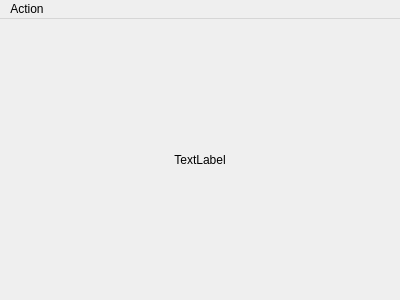
This is display/mainwindow.ui in obiwankennedy/GameVisualisationHelper as Qt 5 draws it before an edit. The edited form follows.
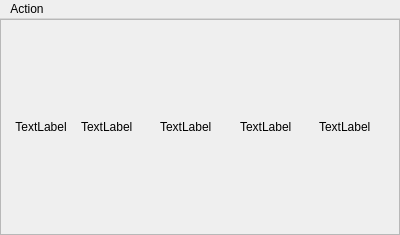
This is the edited form.

```diff
--- a/display/mainwindow.ui
+++ b/display/mainwindow.ui
@@ -7,7 +7,7 @@
     <x>0</x>
     <y>0</y>
     <width>400</width>
-    <height>300</height>
+    <height>235</height>
    </rect>
   </property>
   <property name="windowTitle">
@@ -31,16 +31,126 @@
      <number>0</number>
     </property>
     <item>
-     <widget class="QLabel" name="label">
-      <property name="text">
-       <string>TextLabel</string>
+     <widget class="QScrollArea" name="scrollArea">
+      <property name="sizeAdjustPolicy">
+       <enum>QAbstractScrollArea::AdjustToContents</enum>
       </property>
-      <property name="scaledContents">
-       <bool>false</bool>
+      <property name="widgetResizable">
+       <bool>true</bool>
       </property>
-      <property name="alignment">
-       <set>Qt::AlignCenter</set>
-      </property>
+      <widget class="QWidget" name="scrollAreaWidgetContents">
+       <property name="geometry">
+        <rect>
+         <x>0</x>
+         <y>0</y>
+         <width>398</width>
+         <height>206</height>
+        </rect>
+       </property>
+       <layout class="QHBoxLayout" name="horizontalLayout" stretch="0,0,0,0,0">
+        <property name="spacing">
+         <number>0</number>
+        </property>
+        <property name="sizeConstraint">
+         <enum>QLayout::SetDefaultConstraint</enum>
+        </property>
+        <property name="leftMargin">
+         <number>0</number>
+        </property>
+        <property name="topMargin">
+         <number>0</number>
+        </property>
+        <property name="rightMargin">
+         <number>0</number>
+        </property>
+        <property name="bottomMargin">
+         <number>0</number>
+        </property>
+        <item>
+         <widget class="QLabel" name="m_labelAkodo">
+          <property name="maximumSize">
+           <size>
+            <width>16777215</width>
+            <height>200</height>
+           </size>
+          </property>
+          <property name="text">
+           <string>TextLabel</string>
+          </property>
+          <property name="scaledContents">
+           <bool>true</bool>
+          </property>
+          <property name="alignment">
+           <set>Qt::AlignCenter</set>
+          </property>
+         </widget>
+        </item>
+        <item>
+         <widget class="QLabel" name="m_labelBauyshi">
+          <property name="maximumSize">
+           <size>
+            <width>16777215</width>
+            <height>200</height>
+           </size>
+          </property>
+          <property name="text">
+           <string>TextLabel</string>
+          </property>
+          <property name="scaledContents">
+           <bool>true</bool>
+          </property>
+         </widget>
+        </item>
+        <item>
+         <widget class="QLabel" name="m_gmlabel">
+          <property name="maximumSize">
+           <size>
+            <width>16777215</width>
+            <height>200</height>
+           </size>
+          </property>
+          <property name="text">
+           <string>TextLabel</string>
+          </property>
+          <property name="scaledContents">
+           <bool>true</bool>
+          </property>
+         </widget>
+        </item>
+        <item>
+         <widget class="QLabel" name="m_labelShinjo">
+          <property name="maximumSize">
+           <size>
+            <width>16777215</width>
+            <height>200</height>
+           </size>
+          </property>
+          <property name="text">
+           <string>TextLabel</string>
+          </property>
+          <property name="scaledContents">
+           <bool>true</bool>
+          </property>
+         </widget>
+        </item>
+        <item>
+         <widget class="QLabel" name="m_labelTsuruchi">
+          <property name="maximumSize">
+           <size>
+            <width>16777215</width>
+            <height>200</height>
+           </size>
+          </property>
+          <property name="text">
+           <string>TextLabel</string>
+          </property>
+          <property name="scaledContents">
+           <bool>true</bool>
+          </property>
+         </widget>
+        </item>
+       </layout>
+      </widget>
      </widget>
     </item>
    </layout>
```
Left out of the diff: 2 changed lines with no effect on the pictures.
